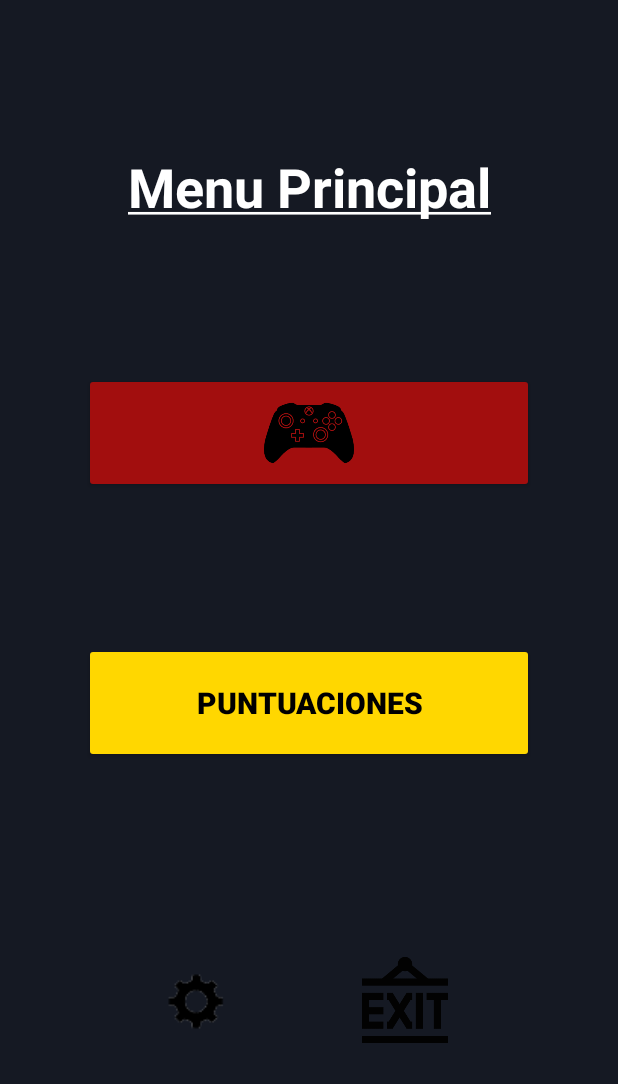
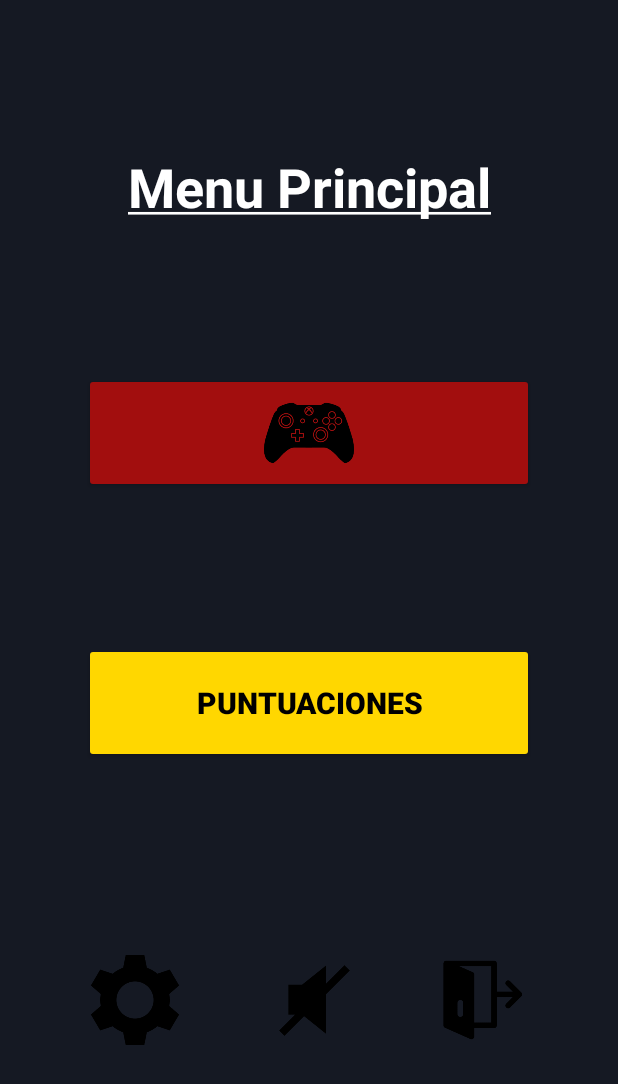
Before and after one commit to ALaLodev/ByteBuiders, an Android app: the screen it shows after launch (MenuActivity), after a tap on "EMPEZAR", on a phone screen of 412 x 824 dp. Shown: the top 1084 px of the screen. Run offline under Robolectric (Android 15) with nearby library versions, the light colour scheme and no system bars; our stand-ins replace Room's generated code.

Commit message:
Agregada música y botón de mute

```diff
--- a/app/src/main/AndroidManifest.xml
+++ b/app/src/main/AndroidManifest.xml
@@ -31,8 +31,10 @@
         </activity>
         <activity android:name=".ScoresActivity">
         </activity>
-        <activity android:name=".PauseActivity"></activity>
-        <activity android:name=".SettingsActivity"></activity>
+        <activity android:name=".PauseActivity">
+        </activity>
+        <activity android:name=".SettingsActivity">
+        </activity>
     </application>
 
 </manifest>
--- a/app/src/main/java/com/example/bytebuilders/MainActivity.kt
+++ b/app/src/main/java/com/example/bytebuilders/MainActivity.kt
@@ -8,13 +8,15 @@ import androidx.appcompat.app.AppCompatActivity
 
 
 class MainActivity : AppCompatActivity() {
+
     override fun onCreate(savedInstanceState: Bundle?) {
         super.onCreate(savedInstanceState)
         enableEdgeToEdge()
         setContentView(R.layout.activity_main)
 
+        MusicPlayer.start(this, R.raw.solve_the_puzzle)
+
         val btnEmpezar = findViewById<Button>(R.id.empezar)
-
         btnEmpezar.setOnClickListener { navigateToSelectPlayers() }
     }
 
@@ -22,4 +24,10 @@ class MainActivity : AppCompatActivity() {
         val intent = Intent(this, MenuActivity::class.java)
         startActivity(intent)
     }
+
+
+    override fun onDestroy() {
+        super.onDestroy()
+        MusicPlayer.release() // Libera recursos al salir de la app
+    }
 }
--- a/app/src/main/java/com/example/bytebuilders/MenuActivity.kt
+++ b/app/src/main/java/com/example/bytebuilders/MenuActivity.kt
@@ -24,8 +24,19 @@ class MenuActivity : AppCompatActivity() {
         enableEdgeToEdge()
         setContentView(R.layout.activity_menu)
 
+        // Establecer el texto subrayado en el TextView
+        val textView = findViewById<TextView>(R.id.titlePlayer)
+        val content = getString(R.string.menu_title)
+        val underlinedText = SpannableString(content)
+        underlinedText.setSpan(UnderlineSpan(), 0, content.length, 0)
+        textView.text = underlinedText
+        //---------------------------------------------------------
+
         settingsButtonMenu = findViewById(R.id.settingsButtonMenu)
         exitButtonMenu = findViewById(R.id.exitButtonMenu)
+        val btnPlayGame = findViewById<ImageButton>(R.id.playGame)
+        val btnScores = findViewById<Button>(R.id.scores)
+        val muteButtonMenu: ImageButton = findViewById(R.id.muteButtonMenu)
 
         points = intent.getIntExtra("Final_Score", 0)
 
@@ -40,19 +51,16 @@ class MenuActivity : AppCompatActivity() {
             finishAffinity()
         }
 
-        val textView = findViewById<TextView>(R.id.titlePlayer)
-        val content = getString(R.string.menu_title)
-        val underlinedText = SpannableString(content)
-        underlinedText.setSpan(UnderlineSpan(), 0, content.length, 0)
-        textView.text = underlinedText
-
-
-        val btnPlayGame = findViewById<ImageButton>(R.id.playGame)
-        val btnScores = findViewById<Button>(R.id.scores)
-
         btnPlayGame.setOnClickListener { navigateToSelectPlayers() }
         btnScores.setOnClickListener { navigateToScores() }
 
+        muteButtonMenu.setOnClickListener {
+            if (MusicPlayer.isPlaying()) {
+                MusicPlayer.pause()
+            } else {
+                MusicPlayer.resume()
+            }
+        }
     }
 
     private fun navigateToSelectPlayers() {
--- /dev/null
+++ b/app/src/main/java/com/example/bytebuilders/MusicPlayer.kt
@@ -0,0 +1,37 @@
+package com.example.bytebuilders
+
+import android.content.Context
+import android.media.MediaPlayer
+
+//Objeto Singleton para reproducir la música desde cualquier clase
+object MusicPlayer {
+    private var mediaPlayer: MediaPlayer? = null
+
+    fun start(context: Context, musicResId: Int) {
+        if (mediaPlayer == null) {
+            mediaPlayer = MediaPlayer.create(context, musicResId).apply {
+                isLooping = true
+                start()  // Inicia la música en el momento de creación
+            }
+        } else if (!mediaPlayer!!.isPlaying) {
+            mediaPlayer!!.start()
+        }
+    }
+
+    fun pause() {
+        mediaPlayer?.pause()
+    }
+
+    fun resume() {
+        mediaPlayer?.start()
+    }
+
+    fun release() {
+        mediaPlayer?.release()
+        mediaPlayer = null
+    }
+
+    fun isPlaying(): Boolean {
+        return mediaPlayer?.isPlaying == true
+    }
+}
--- a/app/src/main/java/com/example/bytebuilders/SettingsActivity.kt
+++ b/app/src/main/java/com/example/bytebuilders/SettingsActivity.kt
@@ -4,6 +4,7 @@ import android.content.Context
 import android.content.SharedPreferences
 import android.os.Bundle
 import android.widget.Button
+import android.widget.ImageButton
 import android.widget.SeekBar
 import android.widget.TextView
 import androidx.activity.enableEdgeToEdge
--- a/app/src/main/res/layout/activity_menu.xml
+++ b/app/src/main/res/layout/activity_menu.xml
@@ -64,21 +64,33 @@
             android:id="@+id/settingsButtonMenu"
             android:layout_width="60dp"
             android:layout_height="60dp"
-            android:layout_marginStart="100dp"
-            android:layout_marginEnd="80dp"
+            android:layout_marginStart="60dp"
+            android:layout_marginEnd="60dp"
+            android:scaleType="fitCenter"
             android:background="?attr/selectableItemBackgroundBorderless"
             android:contentDescription="@string/settings_description"
-            android:src="@drawable/ic_settings" />
+            android:src="@drawable/settings" />
+
+        <!-- Boton Ajustes (Icono) -->
+        <ImageButton
+            android:id="@+id/muteButtonMenu"
+            android:layout_width="60dp"
+            android:layout_height="60dp"
+            android:scaleType="fitCenter"
+            android:background="?attr/selectableItemBackgroundBorderless"
+            android:contentDescription="@string/settings_description"
+            android:src="@drawable/mute_2" />
 
         <!-- Boton Salir (Icono) -->
         <ImageButton
             android:id="@+id/exitButtonMenu"
             android:layout_width="60dp"
             android:layout_height="60dp"
+            android:layout_marginStart="50dp"
             android:background="?attr/selectableItemBackgroundBorderless"
             android:contentDescription="@string/exit_description"
             android:scaleType="fitCenter"
-            android:src="@drawable/exit_1" />
+            android:src="@drawable/exit_2" />
 
     </LinearLayout>
 
```
Also changed, not shown: app/src/main/java/com/example/bytebuilders/PauseActivity.kt (+9 -0 lines), app/src/main/res/layout/activity_pause.xml (+18 -5 lines), app/src/main/res/drawable/ic_exit.png (deleted), app/src/main/res/drawable/ic_settings.png (deleted), app/src/main/res/drawable/music_folder_1.png (added), app/src/main/res/drawable/music_folder_2.png (added), app/src/main/res/drawable/music_folder_3.png (added), app/src/main/res/drawable/music_off.png (added), app/src/main/res/drawable/mute_1.png (added), app/src/main/res/drawable/mute_2.png (added), app/src/main/res/drawable/mute_3.png (added), app/src/main/res/drawable/settings.png (added), 1 other file.
